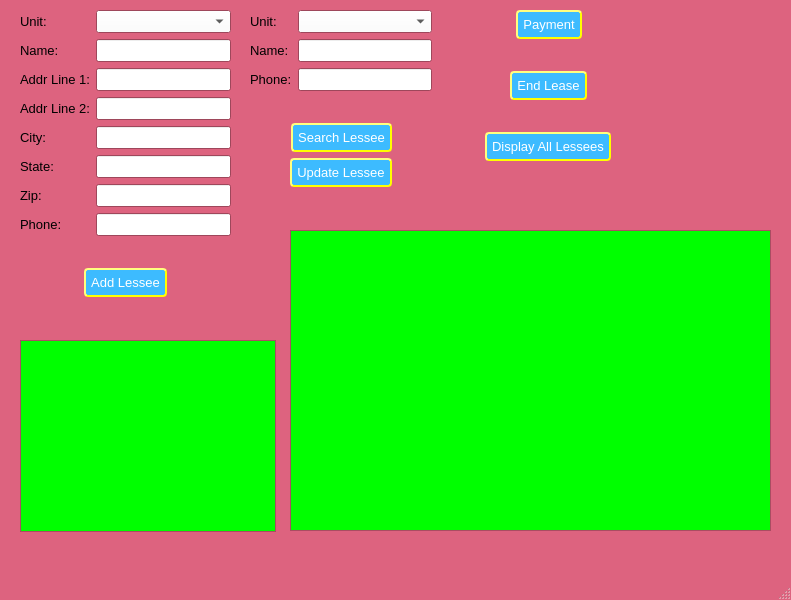
Old version of the form python/UI/MainWindow.ui in the repository mnsfergie95/StorageToo.
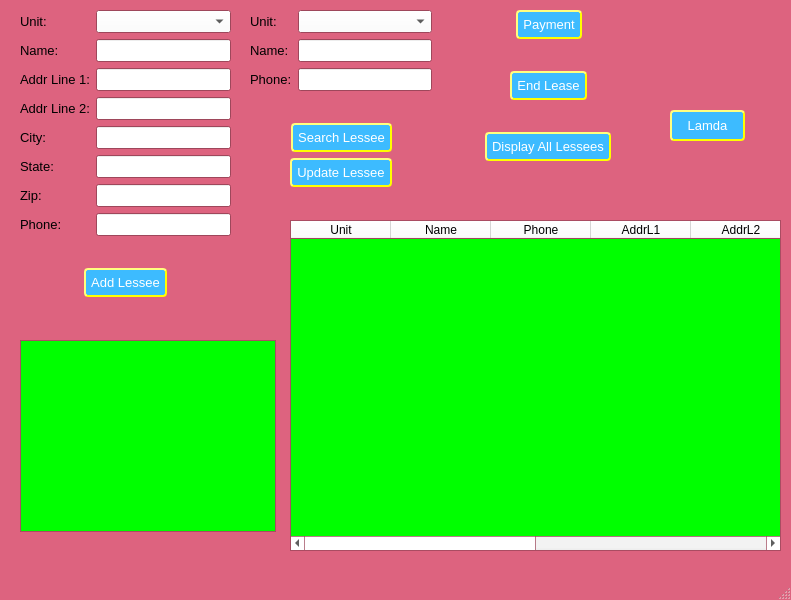
New version of the form.

```diff
--- a/python/UI/MainWindow.ui
+++ b/python/UI/MainWindow.ui
@@ -1255,13 +1255,13 @@
      </item>
     </layout>
    </widget>
-   <widget class="QTableView" name="tableView">
+   <widget class="QTableWidget" name="tableWidget">
     <property name="geometry">
      <rect>
       <x>290</x>
-      <y>230</y>
-      <width>481</width>
-      <height>301</height>
+      <y>220</y>
+      <width>491</width>
+      <height>331</height>
      </rect>
     </property>
     <property name="palette">
@@ -1300,6 +1300,73 @@
        </colorrole>
       </disabled>
      </palette>
+    </property>
+    <column>
+     <property name="text">
+      <string>Unit</string>
+     </property>
+    </column>
+    <column>
+     <property name="text">
+      <string>Name</string>
+     </property>
+    </column>
+    <column>
+     <property name="text">
+      <string>Phone</string>
+     </property>
+    </column>
+    <column>
+     <property name="text">
+      <string>AddrL1</string>
+     </property>
+    </column>
+    <column>
+     <property name="text">
+      <string>AddrL2</string>
+     </property>
+    </column>
+    <column>
+     <property name="text">
+      <string>City</string>
+     </property>
+    </column>
+    <column>
+     <property name="text">
+      <string>State</string>
+     </property>
+    </column>
+    <column>
+     <property name="text">
+      <string>Zip</string>
+     </property>
+    </column>
+   </widget>
+   <widget class="QPushButton" name="btnLamda">
+    <property name="geometry">
+     <rect>
+      <x>670</x>
+      <y>110</y>
+      <width>75</width>
+      <height>31</height>
+     </rect>
+    </property>
+    <property name="font">
+     <font>
+      <pointsize>10</pointsize>
+     </font>
+    </property>
+    <property name="styleSheet">
+     <string notr="true">background-color:rgb(61, 187, 255);
+color: white;
+border-style:outset;
+border-width:2px;
+border-radius:4px;
+border-color:rgb(255, 255, 0);
+padding:5px;</string>
+    </property>
+    <property name="text">
+     <string>Lamda</string>
     </property>
    </widget>
   </widget>
```
